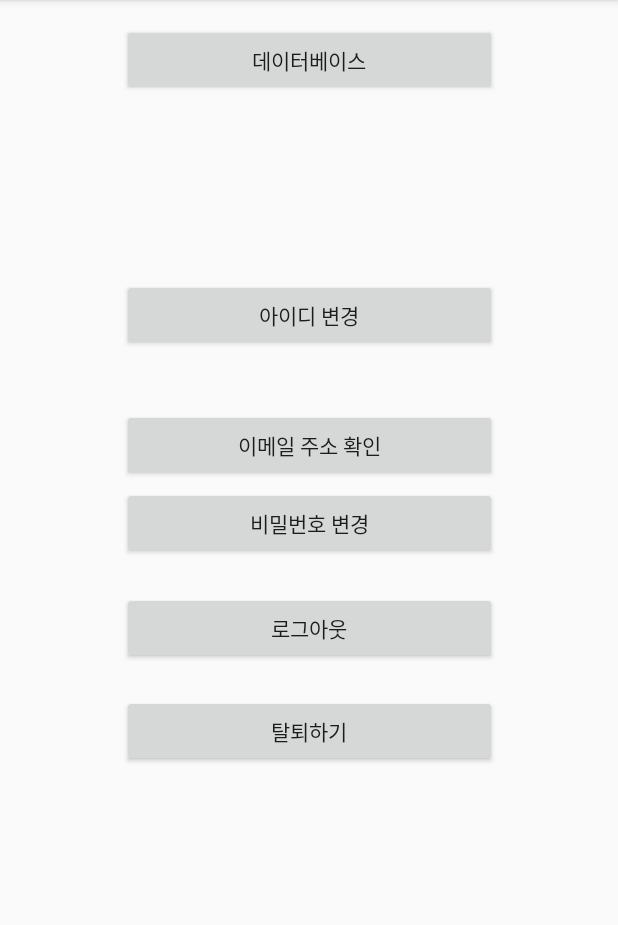
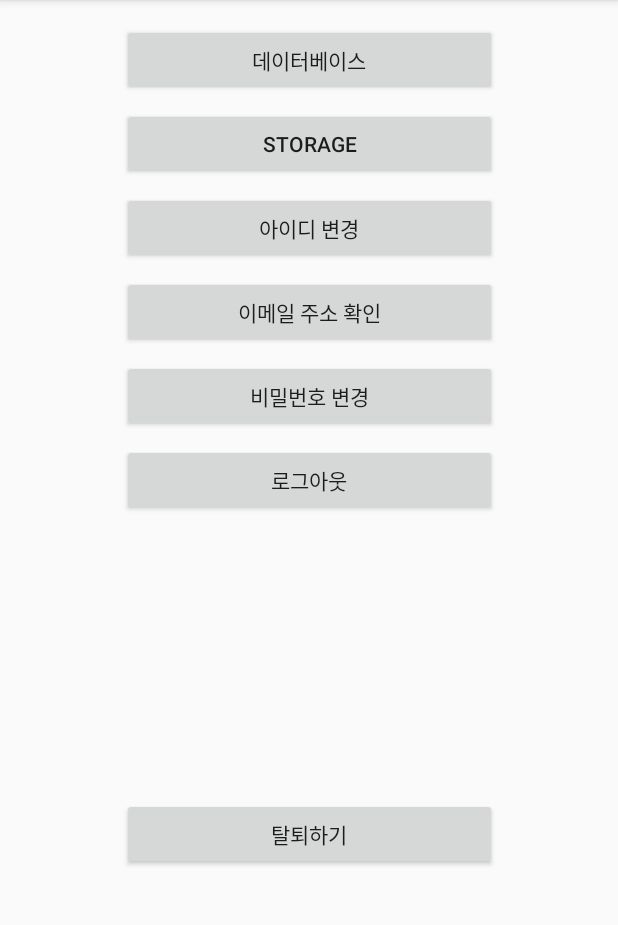
Before and after one commit to WooVictory/Kotlin_FirebaseAuth, an Android app: the screen it shows after launch once a user with an empty profile is signed in (HomeActivity), on a phone screen of 412 x 824 dp, the part 84-1009 px from its top. Run offline under Robolectric (Android 15) with nearby library versions, the phone set to English and light mode, and no system bars; our stand-ins replace Firebase (no records; nobody signed in at launch, a user with empty details on screens opened directly); libraries missing offline, so code that uses them is left out: com.facebook, com.facebook.login; 3 statements that could not run were skipped.

Commit message:
Firebase FireStorage

```diff
--- a/app/build.gradle
+++ b/app/build.gradle
@@ -30,6 +30,7 @@ dependencies {
     implementation 'com.google.firebase:firebase-auth:11.8.0'
     implementation 'com.google.firebase:firebase-firestore:11.8.0'
     implementation 'com.google.android.gms:play-services-auth:11.8.0'
+    implementation 'com.google.firebase:firebase-storage:11.8.0'
     testImplementation 'junit:junit:4.12'
     androidTestImplementation 'com.android.support.test:runner:1.0.2'
     androidTestImplementation 'com.android.support.test.espresso:espresso-core:3.0.2'
--- a/app/src/main/AndroidManifest.xml
+++ b/app/src/main/AndroidManifest.xml
@@ -10,6 +10,7 @@
         android:label="@string/app_name"
         android:roundIcon="@mipmap/ic_launcher_round"
         android:supportsRtl="true"
+        android:largeHeap="true"
         android:theme="@style/AppTheme">
         <activity android:name=".MainActivity">
             <intent-filter>
@@ -44,7 +45,8 @@
         코드 복사
         <activity android:name=".Database.DatabaseActivity" />
         <activity android:name=".Database.DatabaseCreateActivity" />
-        <activity android:name=".Database.ReadDatabaseActivity"></activity>
+        <activity android:name=".Database.ReadDatabaseActivity" />
+        <activity android:name=".StorageActivity"></activity>
     </application>
 
 </manifest>
--- a/app/src/main/java/woo/sopt22/firebaseauth/Home/HomeActivity.kt
+++ b/app/src/main/java/woo/sopt22/firebaseauth/Home/HomeActivity.kt
@@ -12,6 +12,7 @@ import com.google.firebase.auth.FirebaseAuth
 import kotlinx.android.synthetic.main.activity_home.*
 import woo.sopt22.firebaseauth.Database.DatabaseActivity
 import woo.sopt22.firebaseauth.R
+import woo.sopt22.firebaseauth.StorageActivity
 import woo.sopt22.firebaseauth.Util.ToastMaker
 import java.net.PasswordAuthentication
 
@@ -38,6 +39,9 @@ class HomeActivity : AppCompatActivity(), View.OnClickListener {
             }
             databaseBtn->{
                 startActivity(Intent(this, DatabaseActivity::class.java))
+            }
+            storageBtn->{
+                startActivity(Intent(this, StorageActivity::class.java))
             }
         }
     }
@@ -152,5 +156,6 @@ class HomeActivity : AppCompatActivity(), View.OnClickListener {
         changeIdBtn.setOnClickListener(this)
         deleteBtn.setOnClickListener(this)
         databaseBtn.setOnClickListener(this)
+        storageBtn.setOnClickListener(this)
     }
 }
--- a/app/src/main/res/layout/activity_home.xml
+++ b/app/src/main/res/layout/activity_home.xml
@@ -10,54 +10,47 @@
         android:id="@+id/logoutBtn"
         android:layout_width="250dp"
         android:layout_height="wrap_content"
+        android:layout_marginTop="8dp"
         android:text="로그아웃"
-        app:layout_constraintBottom_toBottomOf="parent"
         app:layout_constraintEnd_toEndOf="parent"
         app:layout_constraintStart_toStartOf="parent"
-        app:layout_constraintTop_toTopOf="parent"
-        app:layout_constraintVertical_bias="0.548" />
+        app:layout_constraintTop_toBottomOf="@+id/changePwBtn"/>
 
     <Button
         android:id="@+id/changePwBtn"
         android:layout_width="250dp"
         android:layout_height="wrap_content"
-        android:layout_marginBottom="8dp"
         android:layout_marginEnd="8dp"
         android:layout_marginStart="8dp"
         android:layout_marginTop="8dp"
         android:text="비밀번호 변경"
-        app:layout_constraintBottom_toTopOf="@+id/logoutBtn"
         app:layout_constraintEnd_toEndOf="parent"
         app:layout_constraintStart_toStartOf="parent"
-        app:layout_constraintTop_toTopOf="parent"
-        app:layout_constraintVertical_bias="0.957" />
+        app:layout_constraintTop_toBottomOf="@+id/checkEmailBtn" />
 
     <Button
         android:id="@+id/checkEmailBtn"
         android:layout_width="250dp"
         android:layout_height="wrap_content"
-        android:layout_marginBottom="4dp"
         android:layout_marginEnd="8dp"
         android:layout_marginStart="8dp"
+        android:layout_marginTop="8dp"
         android:text="이메일 주소 확인"
-        app:layout_constraintBottom_toTopOf="@+id/changePwBtn"
         app:layout_constraintEnd_toEndOf="parent"
-        app:layout_constraintStart_toStartOf="parent" />
+        app:layout_constraintStart_toStartOf="parent"
+        app:layout_constraintTop_toBottomOf="@+id/changeIdBtn" />
 
     <Button
         android:id="@+id/changeIdBtn"
         android:layout_width="250dp"
         android:layout_height="wrap_content"
-        android:layout_marginBottom="8dp"
         android:layout_marginEnd="8dp"
         android:layout_marginStart="8dp"
         android:layout_marginTop="8dp"
         android:text="아이디 변경"
-        app:layout_constraintBottom_toTopOf="@+id/checkEmailBtn"
         app:layout_constraintEnd_toEndOf="parent"
         app:layout_constraintStart_toStartOf="parent"
-        app:layout_constraintTop_toTopOf="parent"
-        app:layout_constraintVertical_bias="0.853" />
+        app:layout_constraintTop_toBottomOf="@+id/storageBtn" />
 
     <Button
         android:id="@+id/deleteBtn"
@@ -71,8 +64,7 @@
         app:layout_constraintBottom_toBottomOf="parent"
         app:layout_constraintEnd_toEndOf="parent"
         app:layout_constraintStart_toStartOf="parent"
-        app:layout_constraintTop_toBottomOf="@+id/logoutBtn"
-        app:layout_constraintVertical_bias="0.048" />
+        app:layout_constraintTop_toBottomOf="@+id/logoutBtn" />
 
     <Button
         android:id="@+id/databaseBtn"
@@ -83,4 +75,14 @@
         app:layout_constraintEnd_toEndOf="parent"
         app:layout_constraintStart_toStartOf="parent"
         app:layout_constraintTop_toTopOf="parent" />
+
+    <Button
+        android:id="@+id/storageBtn"
+        android:layout_width="250dp"
+        android:layout_height="wrap_content"
+        android:layout_marginTop="8dp"
+        android:text="storage"
+        app:layout_constraintEnd_toEndOf="parent"
+        app:layout_constraintStart_toStartOf="parent"
+        app:layout_constraintTop_toBottomOf="@+id/databaseBtn" />
 </android.support.constraint.ConstraintLayout>
```
Also changed, not shown: app/src/main/java/woo/sopt22/firebaseauth/StorageActivity.kt (added, +99 -0 lines), app/src/main/res/layout/activity_storage.xml (added, +83 -0 lines).
